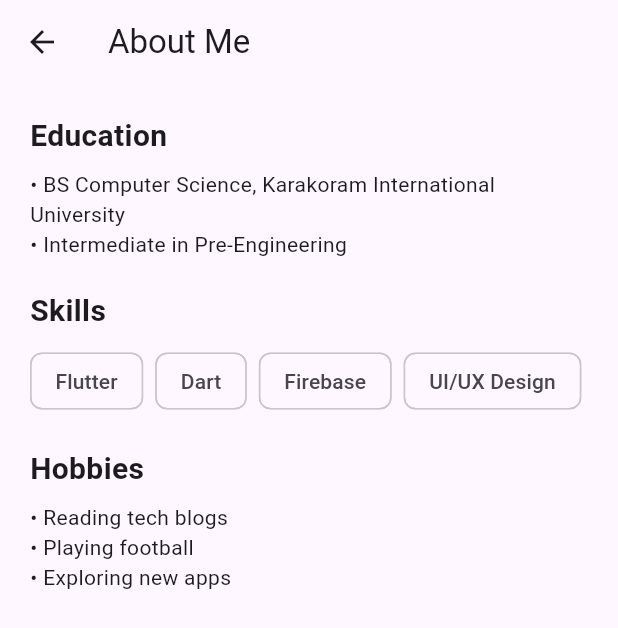
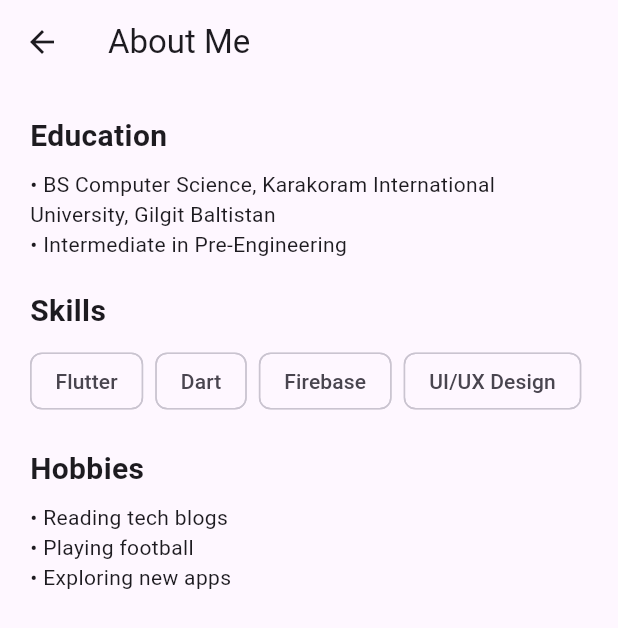
Before and after one commit to imtiazali752889-cmd/my_profile_app, a Flutter app: the AboutMeScreen screen opened directly, on a phone screen of 412 x 824 dp. Shown: the top 628 px of the screen. Run offline on Flutter 3.47's test engine with Material 3 defaults, Android fonts, the phone set to English and light mode, and no system bars.

Commit message:
change university location

```diff
--- a/lib/about_me_screen.dart
+++ b/lib/about_me_screen.dart
@@ -24,7 +24,7 @@ class AboutMeScreen extends StatelessWidget {
           ),
           const SizedBox(height: 8),
           const Text(
-            "• BS Computer Science, Karakoram International University\n• Intermediate in Pre-Engineering",
+            "• BS Computer Science, Karakoram International University, Gilgit Baltistan\n• Intermediate in Pre-Engineering",
           ),
           const SizedBox(height: 20),
 
```
